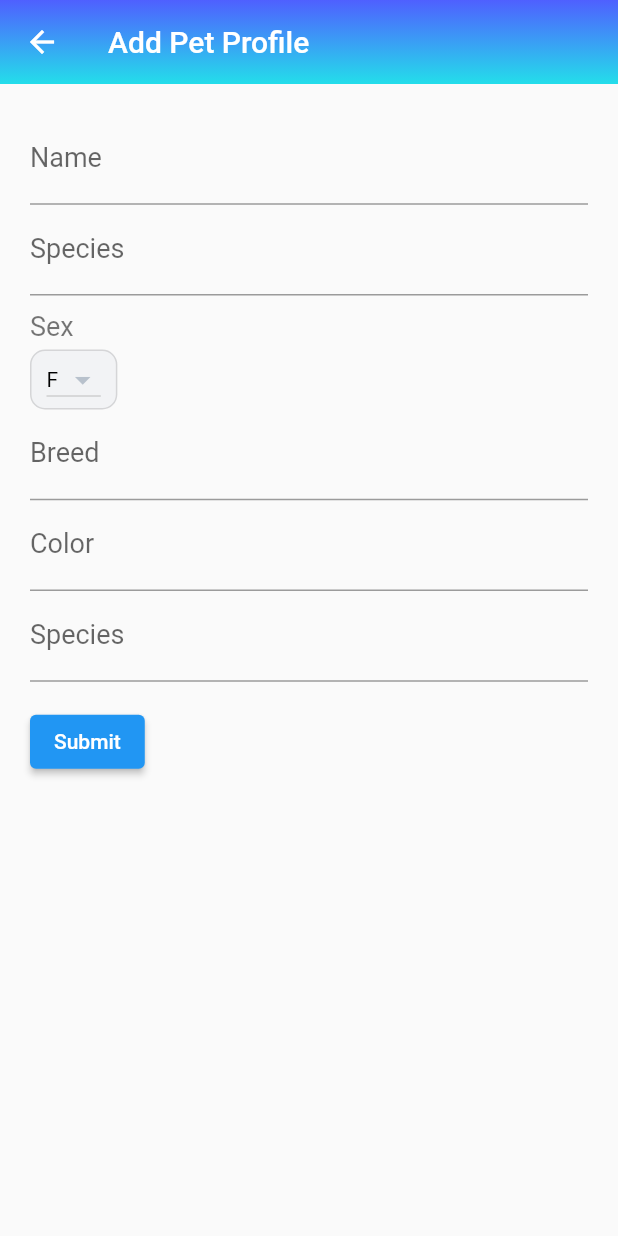
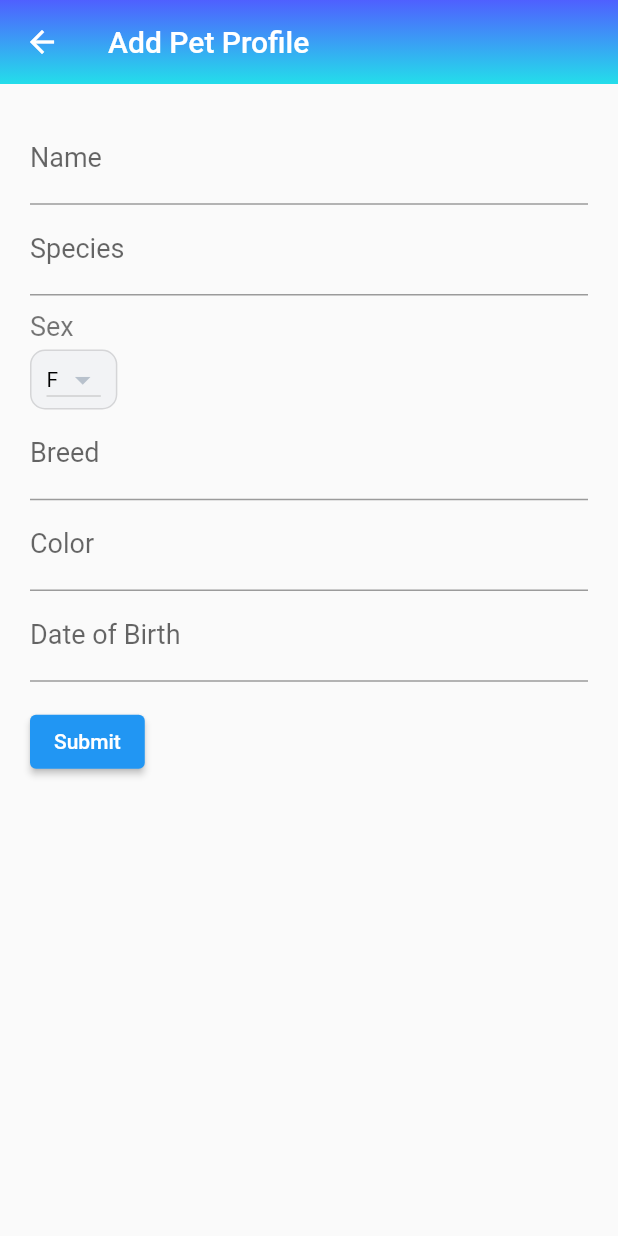
Before and after one commit to abichoi/Happy_Paws2, a Flutter app: the AddProfilePage screen opened directly, after a tap on "Submit", on a phone screen of 412 x 824 dp. Run offline on Flutter 3.47's test engine with Material 2 defaults, Android fonts, the light colour scheme and no system bars; our stand-ins replace cloud_firestore, firebase_auth, firebase_core, firebase_database, firebase_storage, flutter_boxicons; accounts and stored records are empty.

Commit message:
Add profile can upload data into Pet_Profile collection

```diff
--- a/lib/AddProfile.dart
+++ b/lib/AddProfile.dart
@@ -1,5 +1,8 @@
 import 'package:flutter/material.dart';
 import 'package:firebase_database/firebase_database.dart';
+import 'package:firebase_storage/firebase_storage.dart';
+import 'package:cloud_firestore/cloud_firestore.dart';
+import 'package:firebase_core/firebase_core.dart';
 // import 'dropdownsex.dart';
 // import 'datepicker.dart';
 
@@ -12,11 +15,11 @@ class AddProfileFormWidget extends StatefulWidget {
 
 
 class AddProfileFormWidgetState extends State<AddProfileFormWidget> {
-  late DatabaseReference _ref;
+  // late DatabaseReference _ref;
   final _formKey = GlobalKey<FormState>();
   final _name = TextEditingController();
   final _species = TextEditingController();
-  String _sex = '';
+  String _sex = 'F';
   final _breed = TextEditingController();
   final _color = TextEditingController();
   final _dob = TextEditingController();
@@ -24,10 +27,10 @@ class AddProfileFormWidgetState extends State<AddProfileFormWidget> {
   String _showvalue = 'F';
 
   @override
-  void initState() {
-    super.initState();
-    _ref = FirebaseDatabase.instance.reference().child('PetProfile');
-  }
+  // void initState() {
+  //   super.initState();
+  //   // _ref = FirebaseDatabase.instance.reference().child('PetProfile');
+  // }
 
   Widget build(BuildContext context) {
     //form widget
@@ -150,8 +153,8 @@ class AddProfileFormWidgetState extends State<AddProfileFormWidget> {
           TextFormField(
             controller: _dob,
             decoration: const InputDecoration(
-              hintText: 'Enter the species',
-              labelText: 'Species',
+              hintText: 'Enter the date of birth (dd/mm/yyyy)',
+              labelText: 'Date of Birth',
               labelStyle: TextStyle(fontSize: 18),
             ),
             validator: (String? value) {
@@ -189,19 +192,20 @@ class AddProfileFormWidgetState extends State<AddProfileFormWidget> {
     String color = _color.text;
     String dob = _dob.text;
 
-    Map<String, String> petprofile = {
-      'name': name,
-      'species': species,
-      'sex': sex,
-      'breed': breed,
-      'color': color,
-      'dob': dob,
-    };
+    // Map<String, String> petprofile = {
+    //   'name': name,
+    //   'species': species,
+    //   'sex': sex,
+    //   'breed': breed,
+    //   'color': color,
+    //   'dob': dob,
+    // };
 
-    // _ref.push().set(petprofile).then((value) {
-    //   Navigator.pop(context);
-    // });
+    FirebaseFirestore.instance
+        .collection('Pet_Profile')
+        .add({'name': name, 'species': species, 'sex': sex, 'breed': breed, 'color': color, 'dob': dob});
   }
+
 }
 
 
--- a/lib/Login.dart
+++ b/lib/Login.dart
@@ -72,7 +72,7 @@ class _LoginFormWidgetState extends State<_LoginFormWidget> {
                       .then((result) {
                     if (result == null) {
                       Navigator.pushReplacement(context,
-                          MaterialPageRoute(builder: (context) => Homepage()));
+                          MaterialPageRoute(builder: (context) => HomePage()));
                     } else {
                       ScaffoldMessenger.of(context).showSnackBar(SnackBar(
                         content: Text(
--- a/pubspec.yaml
+++ b/pubspec.yaml
@@ -40,6 +40,8 @@ dependencies:
   firebase_auth: ^3.3.15
   google_sign_in: ^5.0.0
   flutter_auth_buttons: ^0.10.0
+  firebase_storage: ^10.2.13
+  cloud_firestore: ^3.1.13
 
 dev_dependencies:
   flutter_test:
```
Also changed, not shown: lib/Homepage.dart (+21 -20 lines), pubspec.lock, 1 other file.
